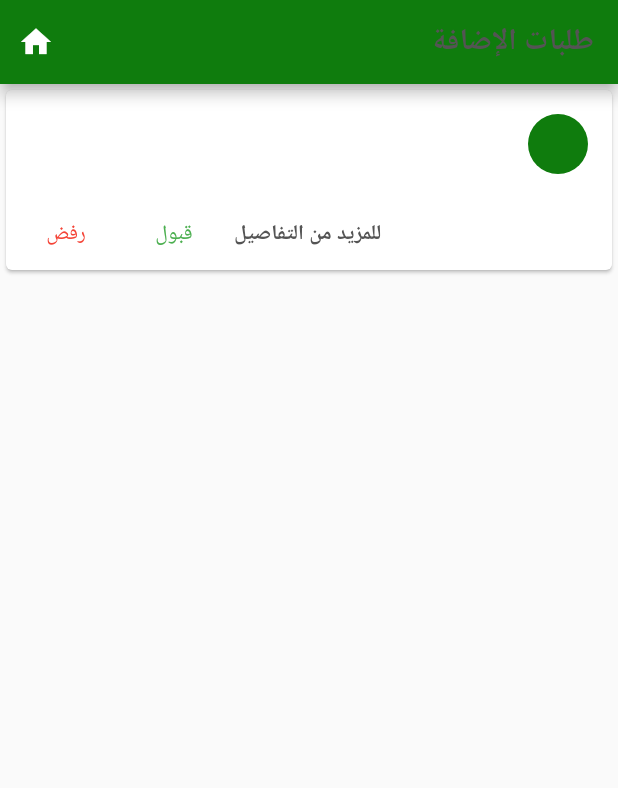
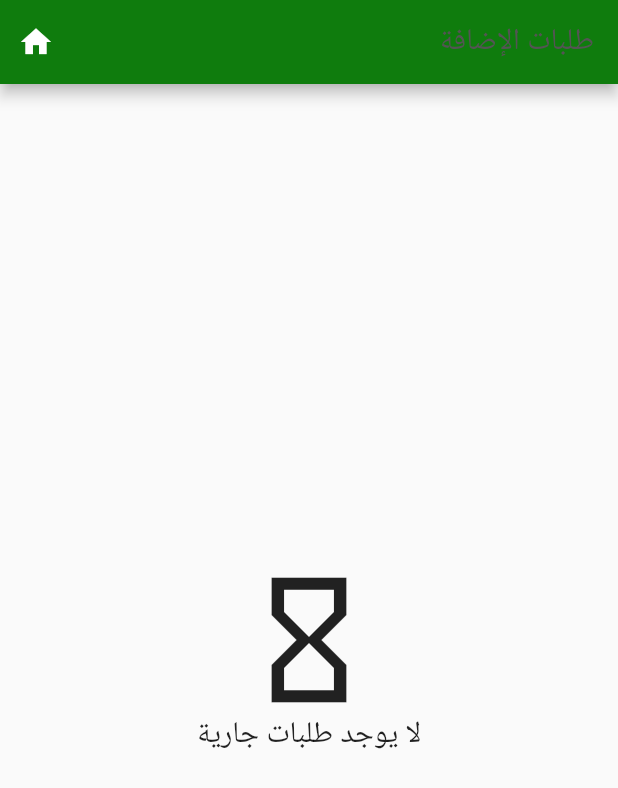
Before and after one commit to Hams-FA/Jamia, a Flutter app: the RequestPageFinal screen opened directly, after a tap on the "home" icon, on a phone screen of 412 x 824 dp. Shown: the top 788 px of the screen. Run offline on Flutter 3.47's test engine with Material 2 defaults, Android fonts, the phone set to English and light mode, and no system bars; our stand-ins replace cloud_firestore, firebase_auth, firebase_core; accounts and stored records are empty; Roboto replaces fonts that are missing (Montsterrat Classic).

Commit message:
Request Page Completed

```diff
--- a/sprint/lib/RequestPageFinal.dart
+++ b/sprint/lib/RequestPageFinal.dart
@@ -3,9 +3,7 @@ import 'package:sprint/firebase_options.dart';
 import 'package:firebase_core/firebase_core.dart';
 import 'package:cloud_firestore/cloud_firestore.dart';
 import 'package:firebase_auth/firebase_auth.dart';
-import 'dart:html';
 import 'dart:ui' as ui;
-import 'package:url_launcher/url_launcher.dart';
 
 class RequestPageFinal extends StatelessWidget {
   const RequestPageFinal({super.key});
@@ -20,32 +18,27 @@ class RequestPageFinal extends StatelessWidget {
             IconButton(
                 icon: Icon(Icons.home),
                 onPressed: () async {
-                  const url = 'home.dart';
-                  if (await canLaunch(url)) {
-                    await launch(url);
-                  } else {
-                    throw 'Could not launch $url';
-                  }
+                  Navigator.pushNamed(context, '/home');
                 }),
           ],
           title: const Text('طلبات الإضافة',
               textAlign: TextAlign.right,
               overflow: TextOverflow.ellipsis,
               style: const TextStyle(
-                  fontWeight: FontWeight.bold,
+
                   fontFamily: "Montsterrat Classic",
                   color: Color(0xFF545454))),
           backgroundColor: Color(0xFF0F7C0D),
         ),
-        body: StreamBuilder<DocumentSnapshot>(
+        body: StreamBuilder<QuerySnapshot>(
             stream: FirebaseFirestore.instance
                 .collection('requestList')
-                .doc(FirebaseAuth.instance.currentUser!.email)
+                .where('email', isEqualTo :FirebaseAuth.instance.currentUser!.email)
                 .snapshots(),
             builder: (context, snapshot) {
               if (snapshot.hasData) {
-                final reqts = snapshot.data!;
-                if (!reqts.exists) {
+                final reqts = snapshot.data!.docs;
+                if (reqts.isEmpty) {
                   return Center(
                     child: Column(
                       mainAxisSize: MainAxisSize.min,
@@ -60,7 +53,9 @@ class RequestPageFinal extends StatelessWidget {
                     ),
                   );
                 }
-                return buildCard(reqts);
+                return ListView(
+                  children: reqts.map((e) => buildCard(e)).toList(),
+                );
               } else {
                 return Text('حدث خطأ ما',
                     style: const TextStyle(
```
